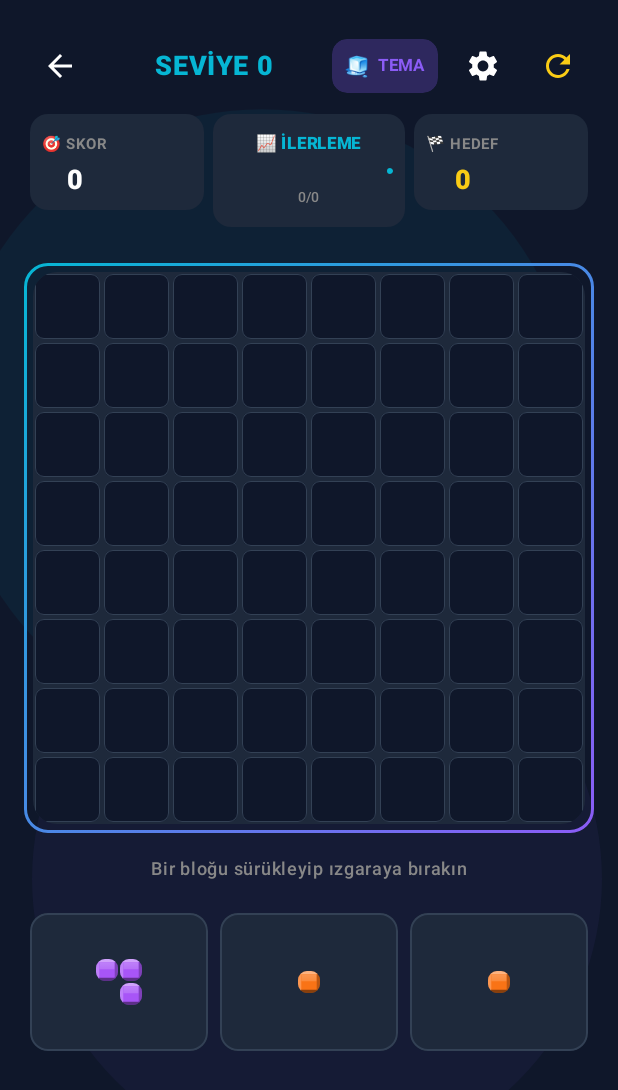
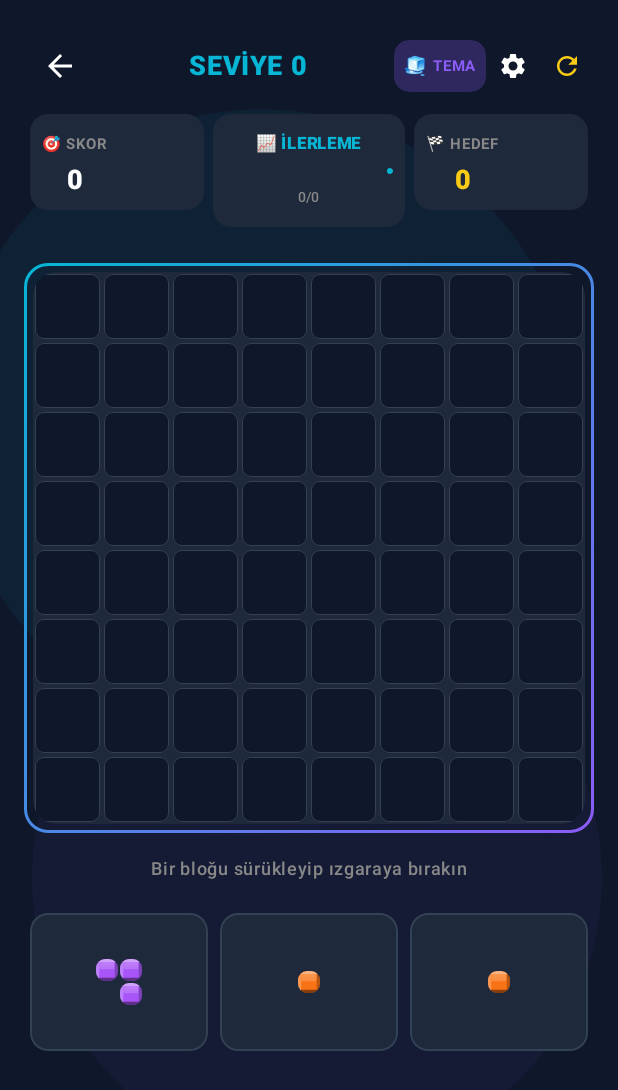
Before and after one commit to MiniAppFactory/boomblast, an Android app built with Jetpack Compose: the composable BlastTheBlocksGame called with empty values, on a phone screen of 412 x 824 dp. Shown: the top 1090 px of the screen. Run offline under Robolectric (Android 15) with nearby library versions, the phone set to English and light mode, and no system bars; 4 statements that could not run were skipped.

Commit message:
Faz 28: Baslik gercekten tam gozuksun + ses egrisi + patlama sesi bastan tasarim
Faz 26'daki istekler tam karsilanmamisti: iki Spacer'dan biri kucultulmemis
kalmisti (replace_all araya giren yorum satirlarindan dolayi eslesmemis),
bu sefer TEMA pili + iki IconButton'un tamami daraltildi - baslik artik hic
kisalmiyor. Ses kaydiricisinin ust yarisi pratikte fark yaratmiyordu (dijital
tavan 1.0'i asamiyoruz) - parcali gain egrisine gecildi. Patlama sesi 3-notali
muzikal akordan tamamen vazgecilip gercek crack+boom+click patlama tasarimina
cevrildi (kullanici: "mekanik çirkin, patlama gibi değil").

Co-Authored-By: Claude Sonnet 5 <noreply@anthropic.com>
Claude-Session: https://claude.ai/code/session_01C1Qvttpiyg2qbvk11ebCrf

```diff
--- a/app/build.gradle.kts
+++ b/app/build.gradle.kts
@@ -71,6 +71,7 @@ dependencies {
   implementation(libs.play.services.ads)
   implementation(libs.user.messaging.platform)
   implementation(libs.androidx.work.runtime.ktx)
+  implementation(libs.androidx.fragment.ktx)
   testImplementation(libs.androidx.compose.ui.test.junit4)
   testImplementation(libs.androidx.core)
   testImplementation(libs.androidx.junit)
--- a/app/src/main/java/com/example/ui/games/blasttheblocks/BlastTheBlocksGame.kt
+++ b/app/src/main/java/com/example/ui/games/blasttheblocks/BlastTheBlocksGame.kt
@@ -931,7 +931,7 @@ fun BlastTheBlocksGame(
                 // ellipsis ile kisaliyor, sag gruptan asla alan calmiyor.
                 Row(
                     verticalAlignment = Alignment.CenterVertically,
-                    modifier = Modifier.weight(1f, fill = false).padding(horizontal = 4.dp)
+                    modifier = Modifier.weight(1f, fill = false).padding(start = 4.dp)
                 ) {
                     Text(
                         text = when {
@@ -948,6 +948,14 @@ fun BlastTheBlocksGame(
                     )
                 }
 
+                // Faz 28: kullanici acikca "isim tam gozuksun, kisaltilmasin" ve
+                // "butonlar birbirine yaklassin" dedi — bir onceki gecisimde sadece
+                // TEK bir Spacer'i kucultmustum (iki Spacer'dan biri, comment satirlari
+                // araya girdigi icin diger replace_all eslesmemisti). Bu sefer HER UC
+                // eleman da (TEMA pili + iki IconButton) belirgin sekilde daraltildi:
+                // IconButton'lar varsayilan 48dp dokunma alani yerine 36dp, TEMA pilinin
+                // ic padding'i azaltildi, aralardaki Spacer'lar 0dp'ye indirildi. Boylece
+                // basliga gercekten daha fazla alan kaliyor ve "..." tetiklenmiyor.
                 Row(verticalAlignment = Alignment.CenterVertically) {
                     // Theme Choice Button
                     Surface(
@@ -959,22 +967,20 @@ fun BlastTheBlocksGame(
                             .testTag("block_blast_theme_button")
                     ) {
                         Row(
-                            modifier = Modifier.padding(horizontal = 8.dp, vertical = 6.dp),
+                            modifier = Modifier.padding(horizontal = 6.dp, vertical = 5.dp),
                             verticalAlignment = Alignment.CenterVertically
                         ) {
                             val activeTheme = BLOCK_THEMES.find { it.id == currentTheme } ?: BLOCK_THEMES.first()
-                            Text(text = activeTheme.icon, fontSize = 14.sp)
-                            Spacer(modifier = Modifier.width(4.dp))
+                            Text(text = activeTheme.icon, fontSize = 13.sp)
+                            Spacer(modifier = Modifier.width(3.dp))
                             Text(
                                 text = if (isTr) "TEMA" else "THEME",
-                                fontSize = 11.sp,
+                                fontSize = 10.sp,
                                 fontWeight = FontWeight.Bold,
                                 color = NeonPurple
                             )
                         }
                     }
-
-                    Spacer(modifier = Modifier.width(6.dp))
 
                     // Oyun icindeyken ayarlara (ses/tema/dil) hic erisim yoktu — kullanici
                     // ses kapatmak/ayar degistirmek icin geri cikmak zorunda kaliyordu, bu da
@@ -982,25 +988,25 @@ fun BlastTheBlocksGame(
                     // bildirimi). Artik oyun ekranindan dogrudan Ayarlar'a gidilebiliyor.
                     IconButton(
                         onClick = { showSettingsDialog = true },
-                        modifier = Modifier.testTag("block_blast_settings_button")
+                        modifier = Modifier.size(36.dp).testTag("block_blast_settings_button")
                     ) {
                         Icon(
                             imageVector = Icons.Default.Settings,
                             contentDescription = if (isTr) "Ayarlar" else "Settings",
-                            tint = palette.textPrimary
+                            tint = palette.textPrimary,
+                            modifier = Modifier.size(20.dp)
                         )
                     }
-
-                    Spacer(modifier = Modifier.width(2.dp))
 
                     IconButton(
                         onClick = { resetGame() },
-                        modifier = Modifier.testTag("block_blast_restart_button")
+                        modifier = Modifier.size(36.dp).testTag("block_blast_restart_button")
                     ) {
                         Icon(
                             imageVector = Icons.Default.Refresh,
                             contentDescription = "Reset Game",
-                            tint = NeonGold
+                            tint = NeonGold,
+                            modifier = Modifier.size(20.dp)
                         )
                     }
                 }
--- a/gradle/libs.versions.toml
+++ b/gradle/libs.versions.toml
@@ -18,6 +18,7 @@ runner = "1.6.2"
 playServicesAds = "25.4.0"
 userMessagingPlatform = "4.0.0"
 workRuntimeKtx = "2.10.0"
+fragmentKtx = "1.8.5"
 
 [libraries]
 androidx-core-ktx = { group = "androidx.core", name = "core-ktx", version.ref = "coreKtx" }
@@ -46,6 +47,7 @@ androidx-compose-material-icons-extended = { group = "androidx.compose.material"
 play-services-ads = { group = "com.google.android.gms", name = "play-services-ads", version.ref = "playServicesAds" }
 user-messaging-platform = { group = "com.google.android.ump", name = "user-messaging-platform", version.ref = "userMessagingPlatform" }
 androidx-work-runtime-ktx = { group = "androidx.work", name = "work-runtime-ktx", version.ref = "workRuntimeKtx" }
+androidx-fragment-ktx = { group = "androidx.fragment", name = "fragment-ktx", version.ref = "fragmentKtx" }
 
 [plugins]
 android-application = { id = "com.android.application", version.ref = "agp" }
```
Also changed, not shown: app/src/main/java/com/example/utils/SoundManager.kt (+54 -35 lines).
